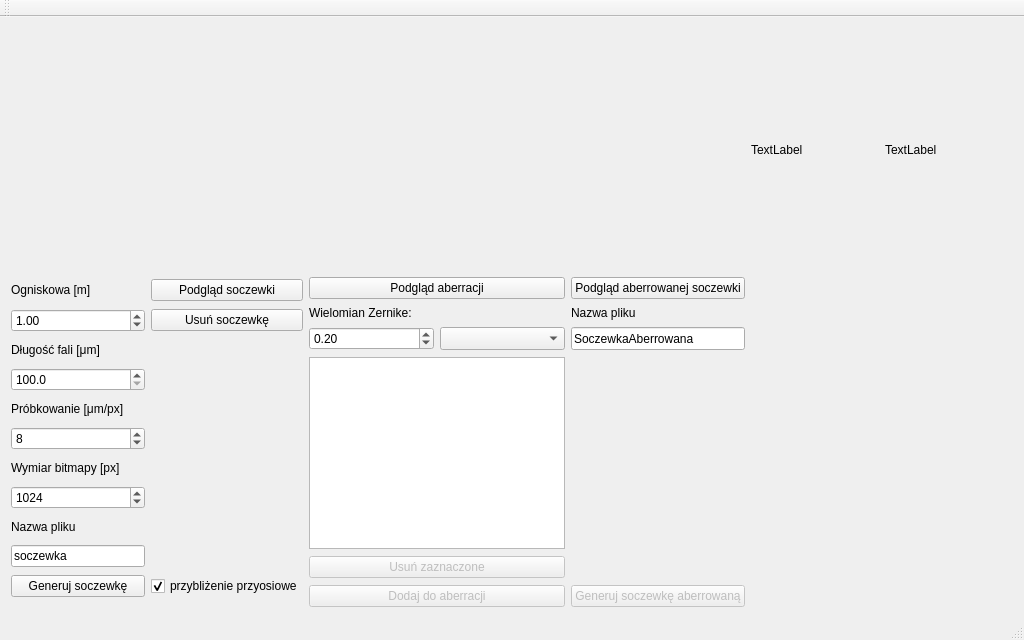
The window that mainwindow.ui (diabeticus95/inzynierka) describes before a commit, drawn with Qt 5.
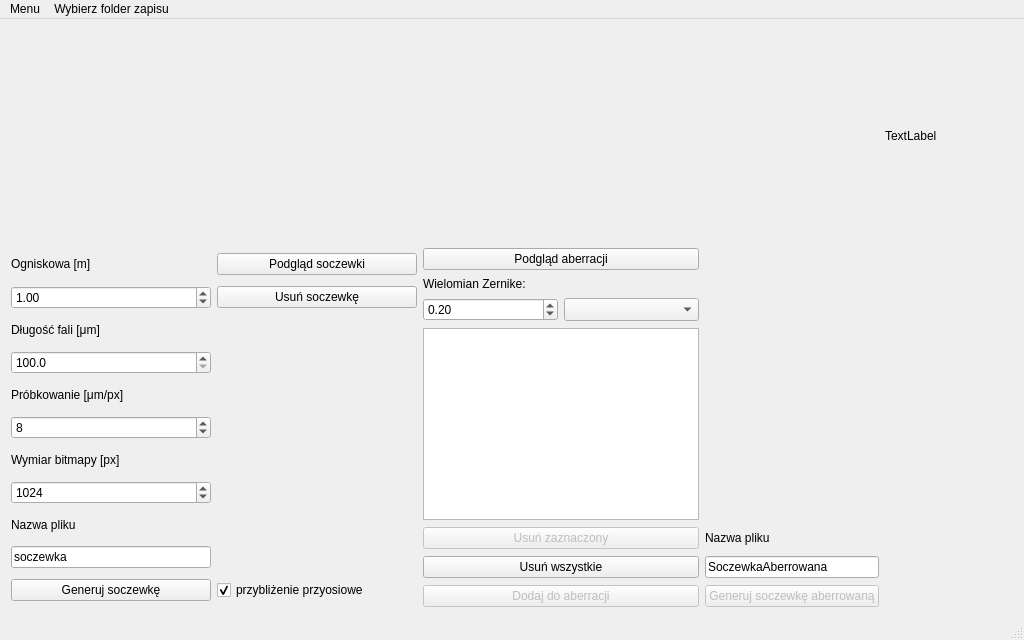
The same window after the commit. Icons and pictures are not drawn.

```diff
--- a/mainwindow.ui
+++ b/mainwindow.ui
@@ -29,25 +29,6 @@
    <layout class="QGridLayout" name="gridLayout_2">
     <item row="0" column="0">
      <layout class="QGridLayout" name="gridLayout">
-      <item row="0" column="3">
-       <widget class="QLabel" name="label_PSFPic">
-        <property name="minimumSize">
-         <size>
-          <width>128</width>
-          <height>128</height>
-         </size>
-        </property>
-        <property name="maximumSize">
-         <size>
-          <width>256</width>
-          <height>256</height>
-         </size>
-        </property>
-        <property name="text">
-         <string>TextLabel</string>
-        </property>
-       </widget>
-      </item>
       <item row="0" column="2">
        <widget class="QLabel" name="label_MergePic">
         <property name="minimumSize">
@@ -343,44 +324,13 @@
        </widget>
       </item>
       <item row="2" column="1">
-       <layout class="QGridLayout" name="gridZernike" rowstretch="0,0,0,0,0,0,0" columnstretch="0,0">
+       <layout class="QGridLayout" name="gridZernike" rowstretch="0,0,0,0,0,0,0,0" columnstretch="0,0">
         <property name="sizeConstraint">
          <enum>QLayout::SetMinimumSize</enum>
         </property>
         <property name="verticalSpacing">
          <number>7</number>
         </property>
-        <item row="1" column="1">
-         <widget class="QLabel" name="label_nazwaZern">
-          <property name="sizePolicy">
-           <sizepolicy hsizetype="Minimum" vsizetype="Minimum">
-            <horstretch>0</horstretch>
-            <verstretch>0</verstretch>
-           </sizepolicy>
-          </property>
-          <property name="maximumSize">
-           <size>
-            <width>1000</width>
-            <height>1000</height>
-           </size>
-          </property>
-          <property name="baseSize">
-           <size>
-            <width>150</width>
-            <height>30</height>
-           </size>
-          </property>
-          <property name="layoutDirection">
-           <enum>Qt::LeftToRight</enum>
-          </property>
-          <property name="autoFillBackground">
-           <bool>false</bool>
-          </property>
-          <property name="text">
-           <string>Nazwa pliku</string>
-          </property>
-         </widget>
-        </item>
         <item row="2" column="0">
          <layout class="QHBoxLayout" name="horizontalLayout" stretch="0,0">
           <property name="sizeConstraint">
@@ -426,37 +376,6 @@
           </item>
          </layout>
         </item>
-        <item row="2" column="1">
-         <widget class="QLineEdit" name="lineEdit_nazwaZern">
-          <property name="sizePolicy">
-           <sizepolicy hsizetype="Minimum" vsizetype="Minimum">
-            <horstretch>0</horstretch>
-            <verstretch>0</verstretch>
-           </sizepolicy>
-          </property>
-          <property name="maximumSize">
-           <size>
-            <width>1000</width>
-            <height>1000</height>
-           </size>
-          </property>
-          <property name="baseSize">
-           <size>
-            <width>150</width>
-            <height>30</height>
-           </size>
-          </property>
-          <property name="layoutDirection">
-           <enum>Qt::LeftToRight</enum>
-          </property>
-          <property name="autoFillBackground">
-           <bool>false</bool>
-          </property>
-          <property name="text">
-           <string>SoczewkaAberrowana</string>
-          </property>
-         </widget>
-        </item>
         <item row="3" column="0">
          <widget class="QListWidget" name="list_Zernik">
           <property name="selectionMode">
@@ -529,72 +448,7 @@
           </property>
          </widget>
         </item>
-        <item row="0" column="1">
-         <widget class="QPushButton" name="push_miniMap_LensAbb">
-          <property name="sizePolicy">
-           <sizepolicy hsizetype="Minimum" vsizetype="Minimum">
-            <horstretch>0</horstretch>
-            <verstretch>0</verstretch>
-           </sizepolicy>
-          </property>
-          <property name="maximumSize">
-           <size>
-            <width>1000</width>
-            <height>1000</height>
-           </size>
-          </property>
-          <property name="baseSize">
-           <size>
-            <width>150</width>
-            <height>30</height>
-           </size>
-          </property>
-          <property name="layoutDirection">
-           <enum>Qt::LeftToRight</enum>
-          </property>
-          <property name="autoFillBackground">
-           <bool>false</bool>
-          </property>
-          <property name="text">
-           <string>Podgląd aberrowanej soczewki</string>
-          </property>
-         </widget>
-        </item>
-        <item row="6" column="1">
-         <widget class="QPushButton" name="push_generateZern">
-          <property name="enabled">
-           <bool>false</bool>
-          </property>
-          <property name="sizePolicy">
-           <sizepolicy hsizetype="Minimum" vsizetype="Minimum">
-            <horstretch>0</horstretch>
-            <verstretch>0</verstretch>
-           </sizepolicy>
-          </property>
-          <property name="maximumSize">
-           <size>
-            <width>1000</width>
-            <height>1000</height>
-           </size>
-          </property>
-          <property name="baseSize">
-           <size>
-            <width>150</width>
-            <height>30</height>
-           </size>
-          </property>
-          <property name="layoutDirection">
-           <enum>Qt::LeftToRight</enum>
-          </property>
-          <property name="autoFillBackground">
-           <bool>false</bool>
-          </property>
-          <property name="text">
-           <string>Generuj soczewkę aberrowaną</string>
-          </property>
-         </widget>
-        </item>
-        <item row="6" column="0">
+        <item row="7" column="0">
          <widget class="QPushButton" name="push_addToVector">
           <property name="enabled">
            <bool>false</bool>
@@ -637,7 +491,110 @@
            <bool>false</bool>
           </property>
           <property name="text">
-           <string>Usuń zaznaczone</string>
+           <string>Usuń zaznaczony</string>
+          </property>
+         </widget>
+        </item>
+        <item row="5" column="0">
+         <widget class="QPushButton" name="push_deleteAllZern">
+          <property name="text">
+           <string>Usuń wszystkie</string>
+          </property>
+         </widget>
+        </item>
+        <item row="7" column="1">
+         <widget class="QPushButton" name="push_generateZern">
+          <property name="enabled">
+           <bool>false</bool>
+          </property>
+          <property name="sizePolicy">
+           <sizepolicy hsizetype="Minimum" vsizetype="Minimum">
+            <horstretch>0</horstretch>
+            <verstretch>0</verstretch>
+           </sizepolicy>
+          </property>
+          <property name="maximumSize">
+           <size>
+            <width>1000</width>
+            <height>1000</height>
+           </size>
+          </property>
+          <property name="baseSize">
+           <size>
+            <width>150</width>
+            <height>30</height>
+           </size>
+          </property>
+          <property name="layoutDirection">
+           <enum>Qt::LeftToRight</enum>
+          </property>
+          <property name="autoFillBackground">
+           <bool>false</bool>
+          </property>
+          <property name="text">
+           <string>Generuj soczewkę aberrowaną</string>
+          </property>
+         </widget>
+        </item>
+        <item row="5" column="1">
+         <widget class="QLineEdit" name="lineEdit_nazwaZern">
+          <property name="sizePolicy">
+           <sizepolicy hsizetype="Minimum" vsizetype="Minimum">
+            <horstretch>0</horstretch>
+            <verstretch>0</verstretch>
+           </sizepolicy>
+          </property>
+          <property name="maximumSize">
+           <size>
+            <width>1000</width>
+            <height>1000</height>
+           </size>
+          </property>
+          <property name="baseSize">
+           <size>
+            <width>150</width>
+            <height>30</height>
+           </size>
+          </property>
+          <property name="layoutDirection">
+           <enum>Qt::LeftToRight</enum>
+          </property>
+          <property name="autoFillBackground">
+           <bool>false</bool>
+          </property>
+          <property name="text">
+           <string>SoczewkaAberrowana</string>
+          </property>
+         </widget>
+        </item>
+        <item row="4" column="1">
+         <widget class="QLabel" name="label_nazwaZern">
+          <property name="sizePolicy">
+           <sizepolicy hsizetype="Minimum" vsizetype="Minimum">
+            <horstretch>0</horstretch>
+            <verstretch>0</verstretch>
+           </sizepolicy>
+          </property>
+          <property name="maximumSize">
+           <size>
+            <width>1000</width>
+            <height>1000</height>
+           </size>
+          </property>
+          <property name="baseSize">
+           <size>
+            <width>150</width>
+            <height>30</height>
+           </size>
+          </property>
+          <property name="layoutDirection">
+           <enum>Qt::LeftToRight</enum>
+          </property>
+          <property name="autoFillBackground">
+           <bool>false</bool>
+          </property>
+          <property name="text">
+           <string>Nazwa pliku</string>
           </property>
          </widget>
         </item>
@@ -656,14 +613,19 @@
      <height>25</height>
     </rect>
    </property>
-  </widget>
-  <widget class="QToolBar" name="mainToolBar">
-   <attribute name="toolBarArea">
-    <enum>TopToolBarArea</enum>
-   </attribute>
-   <attribute name="toolBarBreak">
-    <bool>false</bool>
-   </attribute>
+   <widget class="QMenu" name="menuMenu">
+    <property name="title">
+     <string>Menu</string>
+    </property>
+    <addaction name="actionO_programie"/>
+   </widget>
+   <widget class="QMenu" name="menuWybierz_cie_k_zapisu">
+    <property name="title">
+     <string>Wybierz folder zapisu</string>
+    </property>
+   </widget>
+   <addaction name="menuMenu"/>
+   <addaction name="menuWybierz_cie_k_zapisu"/>
   </widget>
   <widget class="QStatusBar" name="statusBar"/>
  </widget>
```
Left out of the diff: 5 changed lines with no effect on the pictures.
